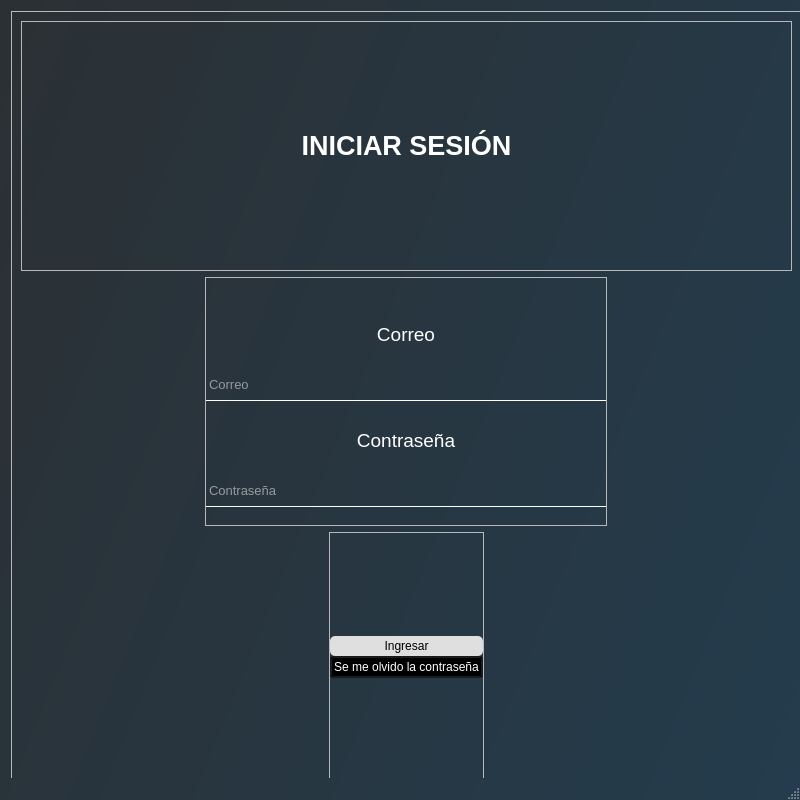
Salinas03/Sistema-Seguridad, file ui/ui_files/Login.ui: the form before one commit.
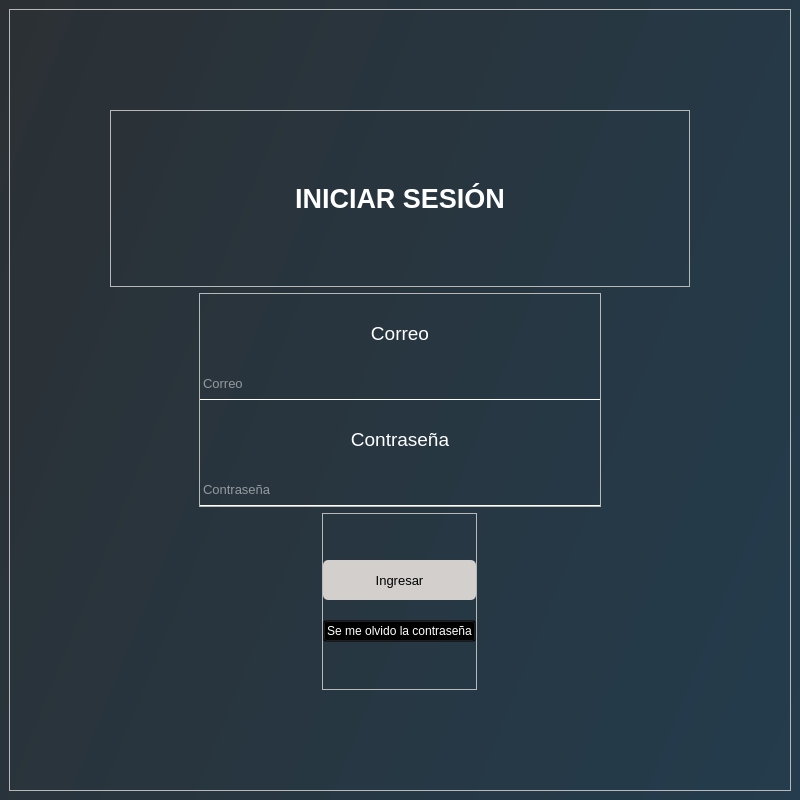
The form after the commit.

```diff
--- a/ui/ui_files/Login.ui
+++ b/ui/ui_files/Login.ui
@@ -33,15 +33,9 @@
 }</string>
   </property>
   <widget class="QWidget" name="centralwidget">
+   <layout class="QGridLayout" name="gridLayout">
+    <item row="0" column="0">
    <widget class="QFrame" name="frame">
-    <property name="geometry">
-     <rect>
-      <x>11</x>
-      <y>11</y>
-      <width>791</width>
-      <height>781</height>
-     </rect>
-    </property>
     <property name="frameShape">
      <enum>QFrame::StyledPanel</enum>
     </property>
@@ -49,6 +43,18 @@
      <enum>QFrame::Raised</enum>
     </property>
     <layout class="QVBoxLayout" name="verticalLayout_3">
+       <property name="leftMargin">
+        <number>100</number>
+       </property>
+       <property name="topMargin">
+        <number>100</number>
+       </property>
+       <property name="rightMargin">
+        <number>100</number>
+       </property>
+       <property name="bottomMargin">
+        <number>100</number>
+       </property>
      <item>
       <widget class="QFrame" name="frame_superior">
        <property name="frameShape">
@@ -223,6 +229,33 @@
      </item>
      <item alignment="Qt::AlignHCenter">
       <widget class="QFrame" name="frame_inferior">
+         <property name="styleSheet">
+          <string notr="true">QPushButton#recuperar_contrasenia_btn{
+color:white;
+background-color:transparent;
+}
+QPushButton#recuperar_contrasenia_btn:hover{
+color: rgb(0, 170, 255);
+}
+
+QPushButton#ingresar_btn{
+border:none;
+color: rgb(0,0,0);
+background-color: #D2CFCC ;
+border-radius:5px;
+}
+
+QPushButton#ingresar_btn:hover { 
+	background-color: rgb(149, 149, 149);
+}
+
+QPushButton#ingresar_btn:pressed { 
+	font: 75 10pt &quot;MS Shell Dlg 2&quot;;
+	background-color: rgb(149, 149, 149);
+}
+
+</string>
+         </property>
        <property name="frameShape">
         <enum>QFrame::StyledPanel</enum>
        </property>
@@ -252,20 +285,20 @@
             <property name="minimumSize">
              <size>
               <width>0</width>
-              <height>20</height>
-             </size>
-            </property>
+                <height>40</height>
+               </size>
+              </property>
+              <property name="font">
+               <font>
+                <family>MS Shell Dlg 2</family>
+                <pointsize>10</pointsize>
+                <weight>9</weight>
+                <italic>false</italic>
+                <bold>false</bold>
+               </font>
+              </property>
             <property name="styleSheet">
-             <string notr="true">QPushButton#ingresar_btn{
-color: rgb(0, 0, 0);
-background-color: rgb(223, 223, 223);
-border-radius:5px;
-}
-
-QPushButton#ingresar_btn:pressed { 
-	font: 75 8pt &quot;MS Shell Dlg 2&quot;;
-	background-color: rgb(149, 149, 149);
-}</string>
+               <string notr="true"/>
             </property>
             <property name="text">
              <string>Ingresar</string>
@@ -273,10 +306,22 @@
            </widget>
           </item>
           <item>
-           <widget class="QPushButton" name="pushButton_2">
+             <widget class="QLabel" name="label_4">
+              <property name="maximumSize">
+               <size>
+                <width>16777215</width>
+                <height>20</height>
+               </size>
+              </property>
+              <property name="text">
+               <string/>
+              </property>
+             </widget>
+            </item>
+            <item>
+             <widget class="QPushButton" name="recuperar_contrasenia_btn">
             <property name="styleSheet">
-             <string notr="true">background-color:transparent;
-color: rgb(255, 255, 255);</string>
+               <string notr="true"/>
             </property>
             <property name="text">
              <string>Se me olvido la contraseña</string>
@@ -290,8 +335,9 @@
      </item>
     </layout>
    </widget>
+    </item>
+   </layout>
   </widget>
-  <widget class="QStatusBar" name="statusBar"/>
  </widget>
  <resources/>
  <connections/>
```
Left out of the diff: 6 changed lines with no effect on the pictures. Lines whose indentation alone changed are shown as unchanged.
